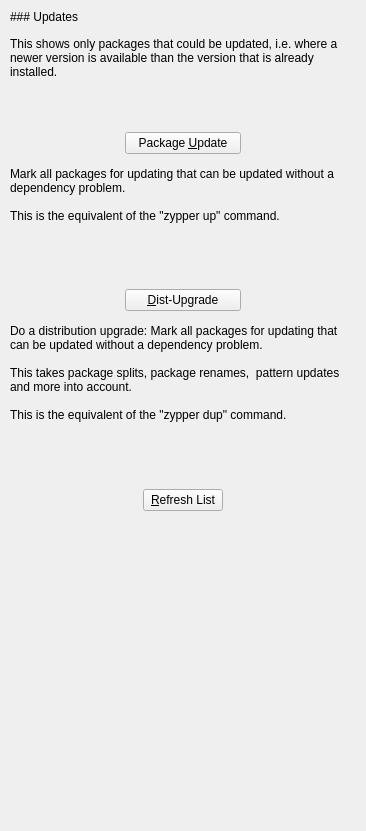
Old version of the form src/updates-filter-view.ui in the repository shundhammer/yqpkg.
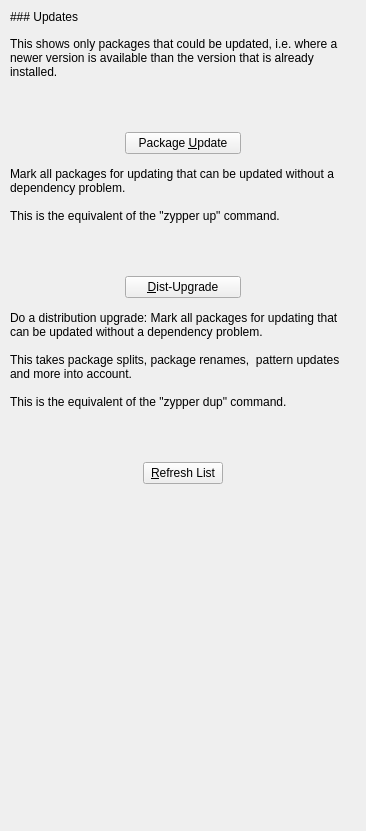
New version of the form.

Commit message: Consistent VSpacer heights

Diff of the .ui file:
```diff
--- a/src/updates-filter-view.ui
+++ b/src/updates-filter-view.ui
@@ -140,7 +140,7 @@
      <property name="sizeHint" stdset="0">
       <size>
        <width>20</width>
-       <height>53</height>
+       <height>40</height>
       </size>
      </property>
     </spacer>
@@ -216,7 +216,7 @@
      <property name="sizeHint" stdset="0">
       <size>
        <width>20</width>
-       <height>54</height>
+       <height>40</height>
       </size>
      </property>
     </spacer>
```
